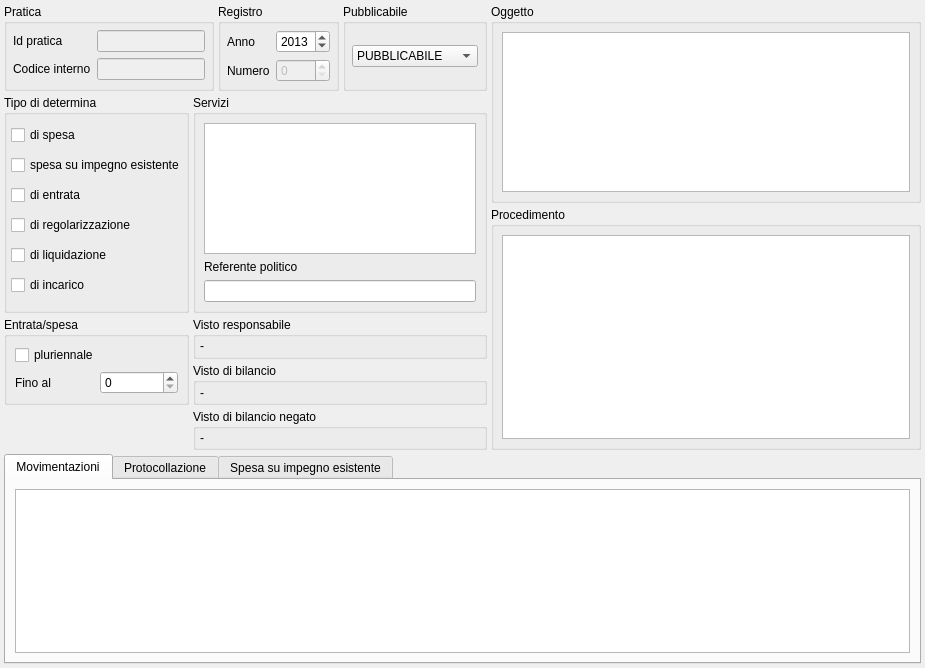
Before: the Qt Designer form src/com/axiastudio/suite/deliberedetermine/forms/determina.ui in tizianolattisi/suitegda, drawn with Qt 5.
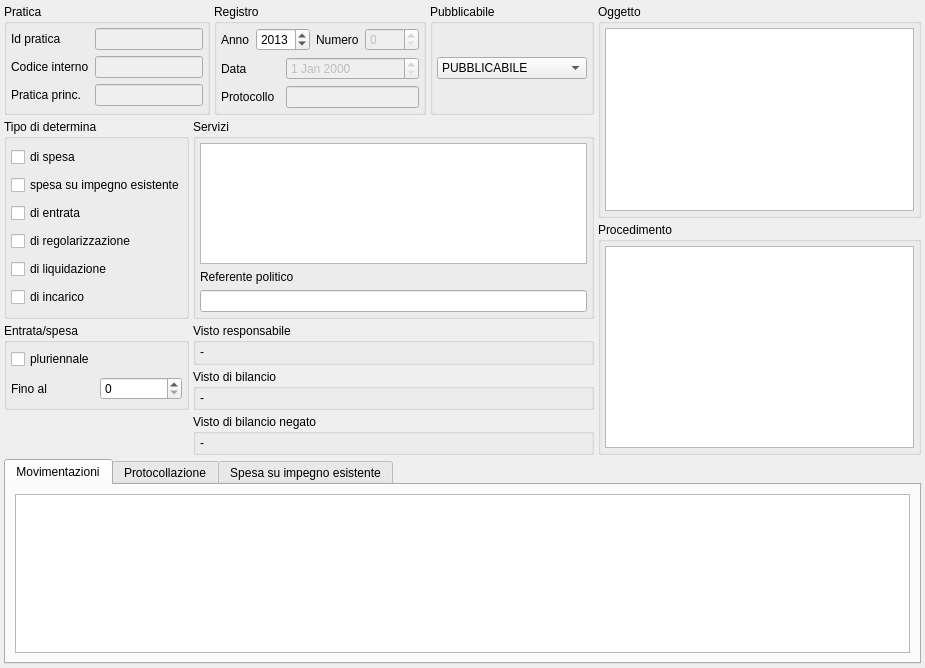
After: the same form once the commit is applied. Custom widgets are drawn as their Qt base class.

Commit message: Controllo 1! ufficio in via principale; in form Determina visualizzati data, protocollo e pratica principale collegata

Diff of the .ui file:
```diff
--- a/src/com/axiastudio/suite/deliberedetermine/forms/determina.ui
+++ b/src/com/axiastudio/suite/deliberedetermine/forms/determina.ui
@@ -29,13 +29,79 @@
    <bool>true</bool>
   </property>
   <widget class="QWidget" name="centralwidget">
-   <layout class="QGridLayout" name="gridLayout_6" columnstretch="0,0,0,1,3" rowminimumheight="0,0,0,0,0,0,1">
+   <layout class="QGridLayout" name="gridLayout_6" columnstretch="0,0,0,0,0">
     <property name="margin">
      <number>4</number>
     </property>
     <property name="spacing">
      <number>4</number>
     </property>
+    <item row="3" column="0" rowspan="2">
+     <widget class="QGroupBox" name="groupBox_10">
+      <property name="title">
+       <string>Entrata/spesa</string>
+      </property>
+      <layout class="QGridLayout" name="gridLayout_3">
+       <property name="margin">
+        <number>4</number>
+       </property>
+       <item row="2" column="1">
+        <widget class="QSpinBox" name="spinBox_finoAl">
+         <property name="frame">
+          <bool>true</bool>
+         </property>
+         <property name="keyboardTracking">
+          <bool>true</bool>
+         </property>
+         <property name="minimum">
+          <number>0</number>
+         </property>
+         <property name="maximum">
+          <number>2040</number>
+         </property>
+         <property name="value">
+          <number>0</number>
+         </property>
+         <property name="column" stdset="0">
+          <string>finoAdAnno</string>
+         </property>
+         <property name="search" stdset="0">
+          <bool>false</bool>
+         </property>
+         <property name="export" stdset="0">
+          <bool>true</bool>
+         </property>
+        </widget>
+       </item>
+       <item row="2" column="0">
+        <widget class="QLabel" name="label_6">
+         <property name="text">
+          <string>Fino al</string>
+         </property>
+         <property name="buddy">
+          <cstring>spinBox_finoAl</cstring>
+         </property>
+        </widget>
+       </item>
+       <item row="0" column="0" colspan="2">
+        <widget class="QCheckBox" name="checkBox_pluriennale">
+         <property name="text">
+          <string>pluriennale</string>
+         </property>
+         <property name="column" stdset="0">
+          <string>pluriennale</string>
+         </property>
+         <property name="search" stdset="0">
+          <bool>true</bool>
+         </property>
+         <property name="export" stdset="0">
+          <bool>true</bool>
+         </property>
+        </widget>
+       </item>
+      </layout>
+     </widget>
+    </item>
     <item row="0" column="0" colspan="2">
      <widget class="QGroupBox" name="groupBox_6">
       <property name="title">
@@ -43,7 +109,7 @@
       </property>
       <layout class="QGridLayout" name="gridLayout">
        <property name="margin">
-        <number>6</number>
+        <number>4</number>
        </property>
        <item row="0" column="0">
         <widget class="QLabel" name="label">
@@ -97,6 +163,32 @@
          </property>
         </widget>
        </item>
+       <item row="2" column="0">
+        <widget class="QLabel" name="label_9">
+         <property name="text">
+          <string>Pratica princ.</string>
+         </property>
+         <property name="buddy">
+          <cstring>lineEdit_4</cstring>
+         </property>
+        </widget>
+       </item>
+       <item row="2" column="1">
+        <widget class="QLineEdit" name="lineEdit_4">
+         <property name="enabled">
+          <bool>false</bool>
+         </property>
+         <property name="column" stdset="0">
+          <string>praticaprincipale</string>
+         </property>
+         <property name="search" stdset="0">
+          <bool>false</bool>
+         </property>
+         <property name="export" stdset="0">
+          <bool>false</bool>
+         </property>
+        </widget>
+       </item>
       </layout>
      </widget>
     </item>
@@ -107,7 +199,7 @@
       </property>
       <layout class="QGridLayout" name="gridLayout_2">
        <property name="margin">
-        <number>6</number>
+        <number>4</number>
        </property>
        <item row="0" column="0">
         <widget class="QLabel" name="label_4">
@@ -119,17 +211,7 @@
          </property>
         </widget>
        </item>
-       <item row="1" column="0">
-        <widget class="QLabel" name="label_5">
-         <property name="text">
-          <string>Numero</string>
-         </property>
-         <property name="buddy">
-          <cstring>spinBox_2</cstring>
-         </property>
-        </widget>
-       </item>
-       <item row="0" column="1">
+       <item row="0" column="1" colspan="2">
         <widget class="QSpinBox" name="spinBox">
          <property name="frame">
           <bool>true</bool>
@@ -157,7 +239,17 @@
          </property>
         </widget>
        </item>
-       <item row="1" column="1">
+       <item row="0" column="3">
+        <widget class="QLabel" name="label_5">
+         <property name="text">
+          <string>Numero</string>
+         </property>
+         <property name="buddy">
+          <cstring>spinBox_2</cstring>
+         </property>
+        </widget>
+       </item>
+       <item row="0" column="4">
         <widget class="QSpinBox" name="spinBox_2">
          <property name="enabled">
           <bool>false</bool>
@@ -176,69 +268,49 @@
          </property>
         </widget>
        </item>
-      </layout>
-     </widget>
-    </item>
-    <item row="3" column="0" rowspan="2">
-     <widget class="QGroupBox" name="groupBox_10">
-      <property name="title">
-       <string>Entrata/spesa</string>
-      </property>
-      <layout class="QGridLayout" name="gridLayout_3">
-       <property name="margin">
-        <number>8</number>
-       </property>
-       <item row="2" column="1">
-        <widget class="QSpinBox" name="spinBox_finoAl">
-         <property name="frame">
-          <bool>true</bool>
+       <item row="1" column="0">
+        <widget class="QLabel" name="label_8">
+         <property name="text">
+          <string>Data</string>
          </property>
-         <property name="keyboardTracking">
-          <bool>true</bool>
+         <property name="buddy">
+          <cstring>dateEdit</cstring>
          </property>
-         <property name="minimum">
-          <number>0</number>
+        </widget>
+       </item>
+       <item row="1" column="2" colspan="3">
+        <widget class="com.axiastudio.pypapi.ui.widgets.PyPaPiDateEdit" name="dateEdit">
+         <property name="enabled">
+          <bool>false</bool>
          </property>
-         <property name="maximum">
-          <number>2040</number>
-         </property>
-         <property name="value">
-          <number>0</number>
-         </property>
          <property name="column" stdset="0">
-          <string>finoAdAnno</string>
+          <string>data</string>
          </property>
-         <property name="search" stdset="0">
-          <bool>false</bool>
-         </property>
-         <property name="export" stdset="0">
-          <bool>true</bool>
-         </property>
         </widget>
        </item>
-       <item row="2" column="0">
-        <widget class="QLabel" name="label_6">
+       <item row="2" column="0" colspan="2">
+        <widget class="QLabel" name="label_7">
          <property name="text">
-          <string>Fino al</string>
+          <string>Protocollo</string>
          </property>
          <property name="buddy">
-          <cstring>spinBox_finoAl</cstring>
+          <cstring>lineEdit_3</cstring>
          </property>
         </widget>
        </item>
-       <item row="0" column="0" colspan="2">
-        <widget class="QCheckBox" name="checkBox_pluriennale">
-         <property name="text">
-          <string>pluriennale</string>
+       <item row="2" column="2" colspan="3">
+        <widget class="QLineEdit" name="lineEdit_3">
+         <property name="enabled">
+          <bool>false</bool>
          </property>
          <property name="column" stdset="0">
-          <string>pluriennale</string>
+          <string>numeroprotocollo</string>
          </property>
          <property name="search" stdset="0">
-          <bool>true</bool>
+          <bool>false</bool>
          </property>
          <property name="export" stdset="0">
-          <bool>true</bool>
+          <bool>false</bool>
          </property>
         </widget>
        </item>
@@ -252,7 +324,7 @@
       </property>
       <layout class="QVBoxLayout" name="verticalLayout_10">
        <property name="margin">
-        <number>8</number>
+        <number>4</number>
        </property>
        <item>
         <widget class="QListWidget" name="procedimento"/>
@@ -390,7 +462,7 @@
       </property>
       <layout class="QGridLayout" name="gridLayout_4">
        <property name="margin">
-        <number>6</number>
+        <number>4</number>
        </property>
        <item row="0" column="0">
         <widget class="QComboBox" name="comboBox_pubblicabile">
@@ -522,6 +594,31 @@
       </layout>
      </widget>
     </item>
+    <item row="0" column="4" rowspan="2">
+     <widget class="QGroupBox" name="groupBox_5">
+      <property name="title">
+       <string>Oggetto</string>
+      </property>
+      <layout class="QVBoxLayout" name="verticalLayout_7">
+       <property name="margin">
+        <number>4</number>
+       </property>
+       <item>
+        <widget class="QTextEdit" name="textEdit">
+         <property name="column" stdset="0">
+          <string>oggetto</string>
+         </property>
+         <property name="search" stdset="0">
+          <bool>true</bool>
+         </property>
+         <property name="export" stdset="0">
+          <bool>true</bool>
+         </property>
+        </widget>
+       </item>
+      </layout>
+     </widget>
+    </item>
     <item row="6" column="0" colspan="5">
      <widget class="QTabWidget" name="tabWidget">
       <property name="currentIndex">
@@ -610,31 +707,6 @@
       </widget>
      </widget>
     </item>
-    <item row="0" column="4" rowspan="2">
-     <widget class="QGroupBox" name="groupBox_5">
-      <property name="title">
-       <string>Oggetto</string>
-      </property>
-      <layout class="QVBoxLayout" name="verticalLayout_7">
-       <property name="margin">
-        <number>8</number>
-       </property>
-       <item>
-        <widget class="QTextEdit" name="textEdit">
-         <property name="column" stdset="0">
-          <string>oggetto</string>
-         </property>
-         <property name="search" stdset="0">
-          <bool>true</bool>
-         </property>
-         <property name="export" stdset="0">
-          <bool>true</bool>
-         </property>
-        </widget>
-       </item>
-      </layout>
-     </widget>
-    </item>
     <item row="1" column="1" rowspan="2" colspan="3">
      <widget class="QGroupBox" name="groupBox">
       <property name="sizePolicy">
@@ -648,7 +720,7 @@
       </property>
       <layout class="QVBoxLayout" name="verticalLayout">
        <property name="margin">
-        <number>8</number>
+        <number>4</number>
        </property>
        <item>
         <widget class="com.axiastudio.pypapi.ui.widgets.PyPaPiTableView" name="tableView_servizi">
@@ -701,6 +773,11 @@
    <extends>QTableView</extends>
    <header>pypapitableview.h</header>
   </customwidget>
+  <customwidget>
+   <class>com.axiastudio.pypapi.ui.widgets.PyPaPiDateEdit</class>
+   <extends>QDateEdit</extends>
+   <header>pypapidateedit.h</header>
+  </customwidget>
  </customwidgets>
  <tabstops>
   <tabstop>lineEdit</tabstop>
```
The commit also changes 2 other files.
